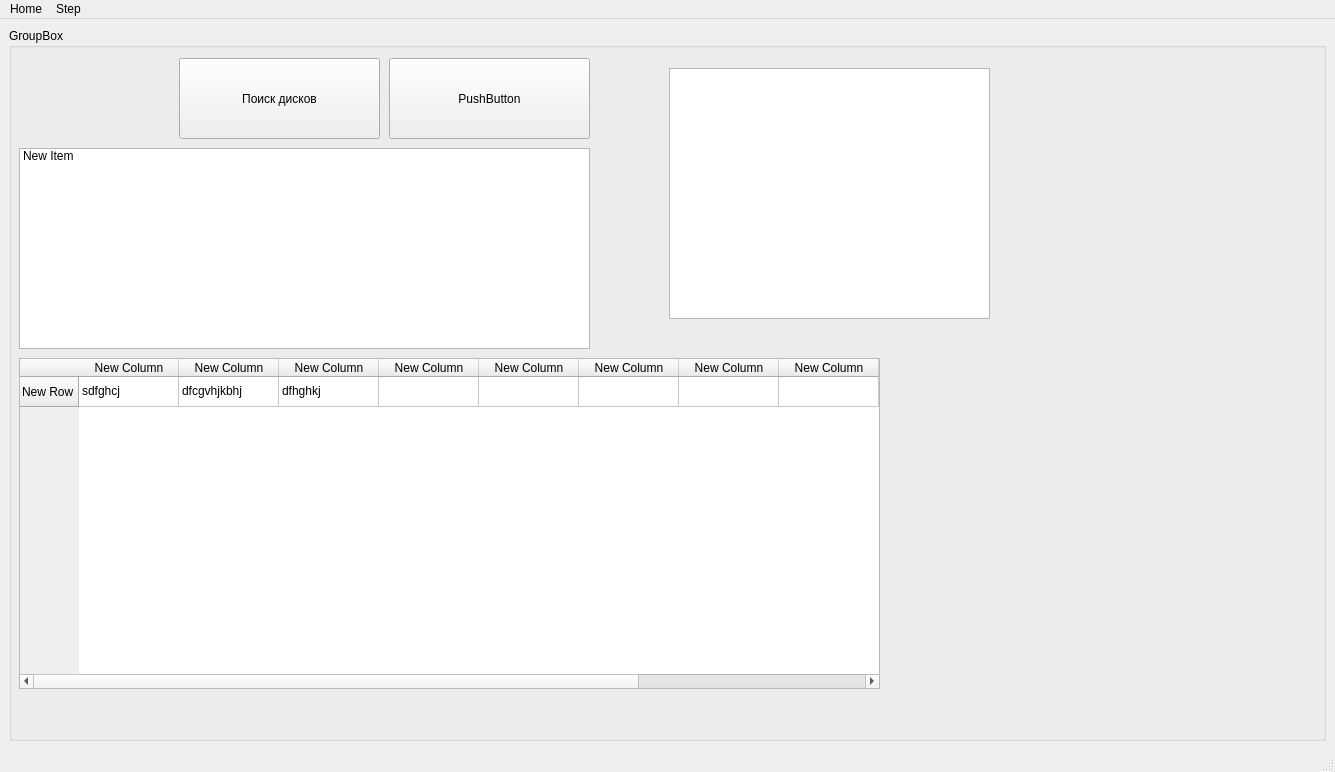
Qt form script.ui (AlanLeinhard/incident) before a commit.
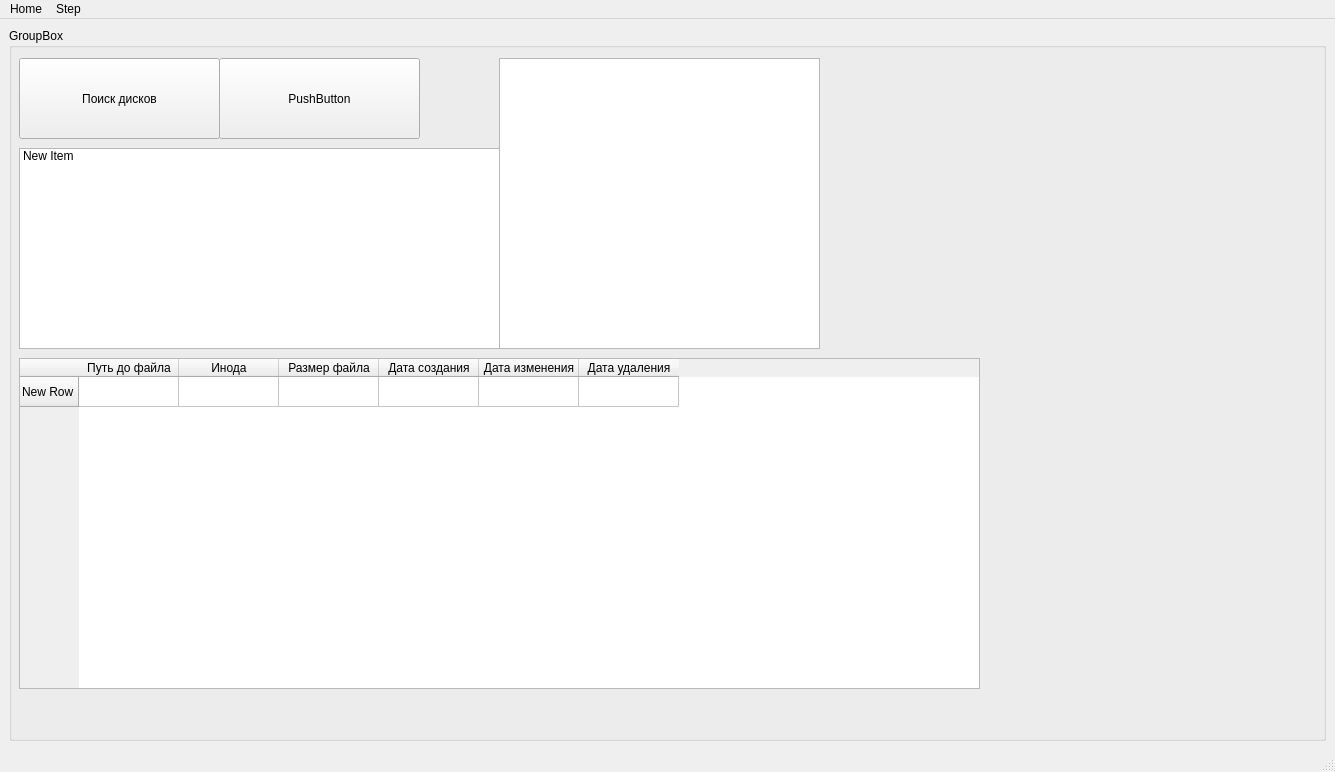
The same form after that commit.

```diff
--- a/script.ui
+++ b/script.ui
@@ -23,17 +23,17 @@
       <widget class="QPlainTextEdit" name="plainTextEdit">
        <property name="geometry">
         <rect>
-         <x>660</x>
-         <y>40</y>
+         <x>490</x>
+         <y>30</y>
          <width>321</width>
-         <height>251</height>
+         <height>291</height>
         </rect>
        </property>
       </widget>
       <widget class="QPushButton" name="pushButton">
        <property name="geometry">
         <rect>
-         <x>170</x>
+         <x>10</x>
          <y>30</y>
          <width>201</width>
          <height>81</height>
@@ -48,7 +48,7 @@
         <rect>
          <x>10</x>
          <y>120</y>
-         <width>571</width>
+         <width>481</width>
          <height>201</height>
         </rect>
        </property>
@@ -63,7 +63,7 @@
         <rect>
          <x>10</x>
          <y>330</y>
-         <width>861</width>
+         <width>961</width>
          <height>331</height>
         </rect>
        </property>
@@ -74,79 +74,39 @@
        </row>
        <column>
         <property name="text">
-         <string>New Column</string>
+         <string>Путь до файла</string>
         </property>
        </column>
        <column>
         <property name="text">
-         <string>New Column</string>
+         <string>Инода</string>
         </property>
        </column>
        <column>
         <property name="text">
-         <string>New Column</string>
+         <string>Размер файла</string>
         </property>
        </column>
        <column>
         <property name="text">
-         <string>New Column</string>
+         <string>Дата создания</string>
         </property>
        </column>
        <column>
         <property name="text">
-         <string>New Column</string>
+         <string>Дата изменения</string>
         </property>
        </column>
        <column>
         <property name="text">
-         <string>New Column</string>
+         <string>Дата удаления</string>
         </property>
        </column>
-       <column>
-        <property name="text">
-         <string>New Column</string>
-        </property>
-       </column>
-       <column>
-        <property name="text">
-         <string>New Column</string>
-        </property>
-       </column>
-       <column>
-        <property name="text">
-         <string>New Column</string>
-        </property>
-       </column>
-       <column>
-        <property name="text">
-         <string>New Column</string>
-        </property>
-       </column>
-       <column>
-        <property name="text">
-         <string>New Column</string>
-        </property>
-       </column>
-       <item row="0" column="0">
-        <property name="text">
-         <string>sdfghcj</string>
-        </property>
-       </item>
-       <item row="0" column="1">
-        <property name="text">
-         <string>dfcgvhjkbhj</string>
-        </property>
-       </item>
-       <item row="0" column="2">
-        <property name="text">
-         <string>dfhghkj</string>
-        </property>
-       </item>
       </widget>
       <widget class="QPushButton" name="pushButton_3">
        <property name="geometry">
         <rect>
-         <x>380</x>
+         <x>210</x>
          <y>30</y>
          <width>201</width>
          <height>81</height>
```
